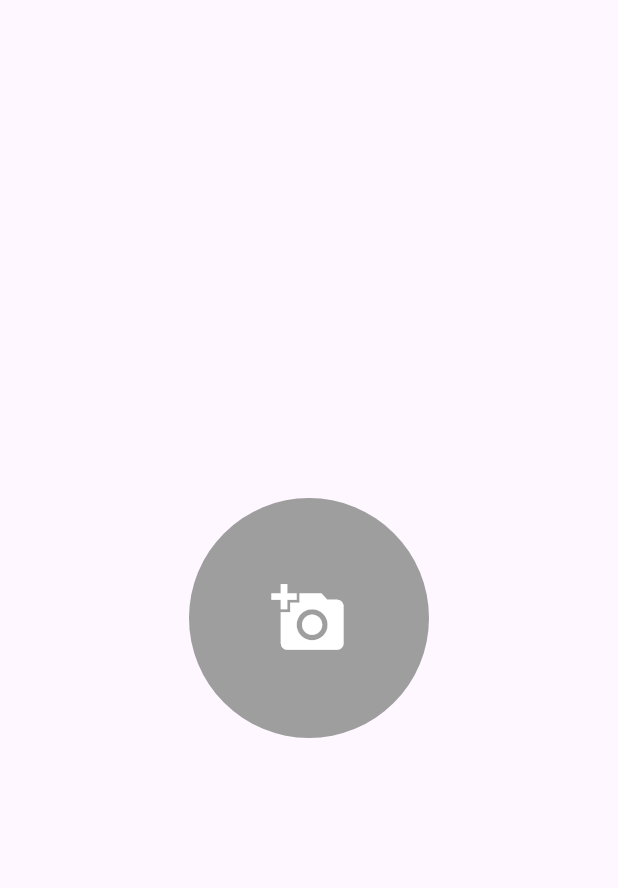
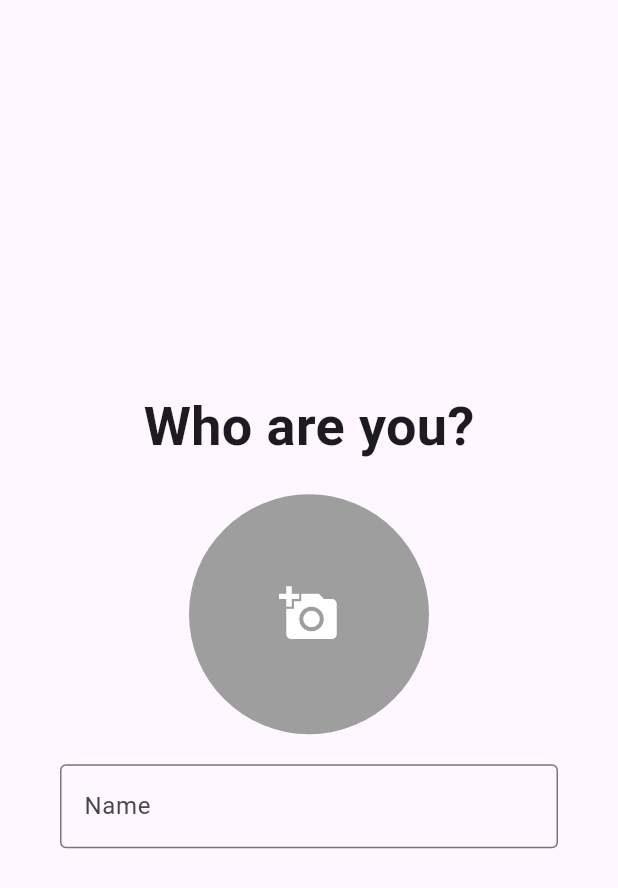
Before and after one commit to dyscott/fumble, a Flutter app: the CreateProfilePage1 screen opened directly, on a phone screen of 412 x 824 dp. Shown: the top 888 px of the screen. Run offline on Flutter 3.47's test engine with Material 3 defaults, Android fonts, the phone set to English and light mode, and no system bars; our stand-ins replace image_picker, pocketbase, shared_preferences; missing offline and left inert: swiping_card_deck; accounts and stored records are empty.

Commit message:
Linked Page 1 and Page 2

```diff
--- /dev/null
+++ b/client/devtools_options.yaml
@@ -0,0 +1 @@
+extensions:
--- a/client/lib/main.dart
+++ b/client/lib/main.dart
@@ -1,10 +1,8 @@
 import 'dart:ui';
 
 import 'package:flutter/material.dart';
-//import 'package:pocketbase/pocketbase.dart';
 import 'package:provider/provider.dart';
 import 'auth.dart';
-import 'perferenceform.dart';
 import 'pages/create/page1.dart';
 
 void main() async {
@@ -102,7 +100,7 @@ class Go extends StatelessWidget {
           onPressed: () {
             Navigator.push(
               context,
-              MaterialPageRoute(builder: (context) => CreateProfilePage1()),
+              MaterialPageRoute(builder: (context) => const CreateProfilePage1()),
             );
           },
           child: const Text('Go'),
--- a/client/lib/pages/create/create_profile.dart
+++ /dev/null
@@ -1,5 +0,0 @@
-class Profile {
-  final String? name;
-
-  Profile({this.name});
-}
--- a/client/lib/pages/create/page1.dart
+++ b/client/lib/pages/create/page1.dart
@@ -2,6 +2,9 @@ import 'dart:io';
 
 import 'package:flutter/material.dart';
 import 'package:image_picker/image_picker.dart';
+
+import 'common.dart';
+import 'page2.dart';
 
 class CreateProfilePage1 extends StatefulWidget {
   const CreateProfilePage1({super.key});
@@ -12,6 +15,7 @@ class CreateProfilePage1 extends StatefulWidget {
 
 class _CreateProfilePage1State extends State<CreateProfilePage1> {
   File? image;
+  String name = '';
 
   Future pickImage() async {
     var imagePicker = ImagePicker();
@@ -25,6 +29,12 @@ class _CreateProfilePage1State extends State<CreateProfilePage1> {
     }
   }
 
+  void updateName(String value) {
+    setState(() {
+      name = value;
+    });
+  }
+
   @override
   Widget build(BuildContext context) {
     return Scaffold(
@@ -32,20 +42,52 @@ class _CreateProfilePage1State extends State<CreateProfilePage1> {
         child: Column(
           mainAxisAlignment: MainAxisAlignment.center,
           children: [
+            const Text('Who are you?',
+                style: TextStyle(
+                  fontSize: 36.0,
+                  fontWeight: FontWeight.bold,
+                )),
+            const SizedBox(height: 20),
             GestureDetector(
-              onTap: () {
-                pickImage();
-              },
+              onTap: pickImage,
               child: CircleAvatar(
-                  backgroundColor: Colors.grey,
-                  radius: 80,
-                  child: image != null
-                      ? Image.file(image!)
-                      : const Icon(Icons.add_a_photo, size: 50, color: Colors.white)),
+                backgroundColor: Colors.grey,
+                radius: 80,
+                backgroundImage: image != null ? FileImage(image!) : null,
+                child: image == null
+                    ? const Icon(
+                        Icons.add_a_photo,
+                        size: 40,
+                        color: Colors.white,
+                      )
+                    : null,
+              ),
+            ),
+            const SizedBox(height: 20),
+            Container(
+              margin: const EdgeInsets.symmetric(horizontal: 40.0),
+              child: TextField(
+                decoration: const InputDecoration(
+                  hintText: 'Name',
+                  border: OutlineInputBorder(),
+                ),
+                onChanged: updateName,
+              ),
             ),
           ],
         ),
       ),
+      floatingActionButton: (image == null || name.isEmpty)
+          ? null
+          : NextButton(
+              onPressed: () {
+                Navigator.push(
+                  context,
+                  MaterialPageRoute(builder: (context) => CreateProfilePage2()),
+                );
+              },
+            ),
+      floatingActionButtonLocation: FloatingActionButtonLocation.endFloat,
     );
   }
 }
```
Also changed, not shown: client/lib/pages/create/common.dart (added, +29 -0 lines), client/lib/pages/create/page2.dart (added, +70 -0 lines), client/lib/perferenceform.dart (deleted, +0 -107 lines), 1 other file.
